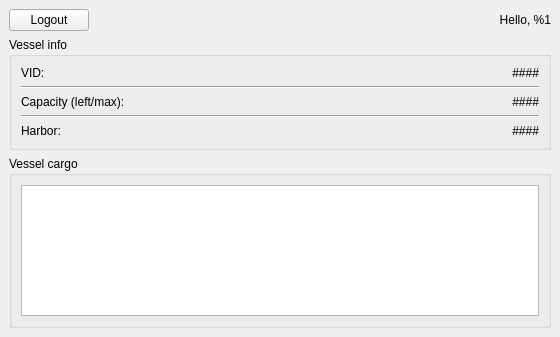
Before: the Qt Designer form sea_transport/skipperpanel.ui in NuarkNoir/sea_transport, drawn with Qt 5.
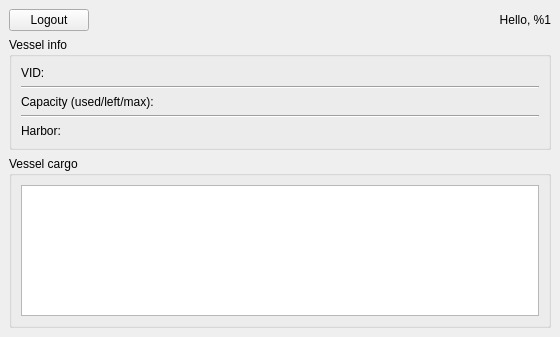
After: the same form once the commit is applied.

Commit message: Add skipper view render code

Diff of the .ui file:
```diff
--- a/sea_transport/skipperpanel.ui
+++ b/sea_transport/skipperpanel.ui
@@ -60,7 +60,7 @@
        <item row="0" column="2">
         <widget class="QLabel" name="lab_vid">
          <property name="text">
-          <string>####</string>
+          <string/>
          </property>
          <property name="alignment">
           <set>Qt::AlignRight|Qt::AlignTrailing|Qt::AlignVCenter</set>
@@ -77,7 +77,7 @@
        <item row="2" column="0">
         <widget class="QLabel" name="label_2">
          <property name="text">
-          <string>Capacity (left/max):</string>
+          <string>Capacity (used/left/max):</string>
          </property>
          <property name="alignment">
           <set>Qt::AlignLeading|Qt::AlignLeft|Qt::AlignVCenter</set>
@@ -87,7 +87,7 @@
        <item row="2" column="2">
         <widget class="QLabel" name="lab_capacity">
          <property name="text">
-          <string>####</string>
+          <string/>
          </property>
          <property name="alignment">
           <set>Qt::AlignRight|Qt::AlignTrailing|Qt::AlignVCenter</set>
@@ -114,7 +114,7 @@
        <item row="4" column="1" colspan="2">
         <widget class="QLabel" name="lab_harbor">
          <property name="text">
-          <string>####</string>
+          <string/>
          </property>
          <property name="alignment">
           <set>Qt::AlignRight|Qt::AlignTrailing|Qt::AlignVCenter</set>
```
The commit also changes 2 other files.
